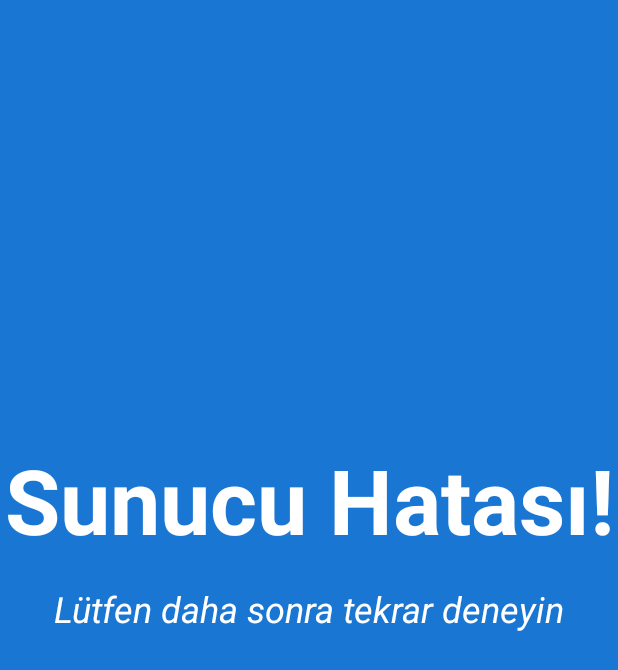
After one commit to Afkborn/AltinFiyatTakip, an Android app: the layout activity_server_error.xml on its own in the app's theme, with its tools: preview values and no code run, on a phone screen of 412 x 824 dp. The commit adds this screen. Shown: the top 670 px of the screen. Run offline under Robolectric (Android 15) with nearby library versions, the phone set to English and light mode, and no system bars; Roboto replaces fonts that are not available here.

Commit message:
Sunucuda hata olması durumunda kullanıcıya gösterilmek üzere 'ServerErrorActivity'

```diff
--- a/app/build.gradle
+++ b/app/build.gradle
@@ -54,6 +54,9 @@ dependencies {
     implementation 'org.jetbrains.kotlinx:kotlinx-coroutines-core:1.4.2'
     implementation 'org.jetbrains.kotlinx:kotlinx-coroutines-android:1.3.9'
 
+    //AAChartCore
+    implementation 'com.github.AAChartModel:AAChartCore-Kotlin:-SNAPSHOT'
+
     implementation 'androidx.core:core-ktx:1.7.0'
     implementation 'androidx.appcompat:appcompat:1.4.1'
     implementation 'com.google.android.material:material:1.5.0'
--- a/app/src/main/java/com/bilgehankalay/altinfiyattakip/Activity/SplashActivity.kt
+++ b/app/src/main/java/com/bilgehankalay/altinfiyattakip/Activity/SplashActivity.kt
@@ -2,8 +2,11 @@ package com.bilgehankalay.altinfiyattakip.Activity
 
 import android.content.Intent
 import android.os.Bundle
+import android.widget.Toast
 import androidx.appcompat.app.AppCompatActivity
 import com.bilgehankalay.altinfiyattakip.BackgroundService.MyBackgroundService
+import com.bilgehankalay.altinfiyattakip.Global.SPLASH_ACTIVITY_TIME
+import com.bilgehankalay.altinfiyattakip.Global.isServerOnline
 import com.bilgehankalay.altinfiyattakip.databinding.ActivitySplashBinding
 
 class SplashActivity : AppCompatActivity() {
@@ -20,14 +23,23 @@ class SplashActivity : AppCompatActivity() {
         //ANIMATE
         binding.apply {
             splashActivityImageViewLogo.alpha = 0f
-            splashActivityImageViewLogo.animate().setDuration(2000).alpha(1f).withEndAction{
-                val intent = Intent(this@SplashActivity,MainActivity::class.java)
+            splashActivityImageViewLogo.animate().setDuration(SPLASH_ACTIVITY_TIME).alpha(1f).withEndAction{
+                val intent : Intent
+                if (isServerOnline){
+                    intent = Intent(this@SplashActivity,MainActivity::class.java)
+                }
+                else{
+                    intent = Intent(this@SplashActivity,ServerErrorActivity::class.java)
+                }
                 startActivity(intent)
                 overridePendingTransition(android.R.anim.fade_in,android.R.anim.fade_out)
                 finish()
+
+
             }
         }
 
 
     }
+
 }
--- a/app/src/main/java/com/bilgehankalay/altinfiyattakip/DAO/AltinDAOInterface.kt
+++ b/app/src/main/java/com/bilgehankalay/altinfiyattakip/DAO/AltinDAOInterface.kt
@@ -3,6 +3,7 @@ package com.bilgehankalay.altinfiyattakip.DAO
 import com.bilgehankalay.altinfiyattakip.Response.AltinlarResponse
 import com.bilgehankalay.altinfiyattakip.Response.DegerliResponse
 import com.bilgehankalay.altinfiyattakip.Response.PostAlisSatisResponse
+import com.bilgehankalay.altinfiyattakip.Response.ServerStatusResponse
 import retrofit2.Call
 import retrofit2.http.GET
 import retrofit2.http.POST
@@ -34,6 +35,7 @@ interface AltinDAOInterface {
         @Query("all") all:Int = 1
     ) : Call<PostAlisSatisResponse>
 
-
+    @GET("/status")
+    fun getServerStatus() : Call<ServerStatusResponse>
 
 }
--- a/app/src/main/java/com/bilgehankalay/altinfiyattakip/Global/Global.kt
+++ b/app/src/main/java/com/bilgehankalay/altinfiyattakip/Global/Global.kt
@@ -2,4 +2,6 @@ package com.bilgehankalay.altinfiyattakip.Global
 
 var BG_REFRESH_TIME : Long = 3000
 var DB_REFRESH_TIME : Long = 5000
+var SPLASH_ACTIVITY_TIME : Long = 3000
 var DATE_FORMAT_PATTERN = "dd/MM/yyyy"
+var isServerOnline = false
--- a/app/src/main/java/com/bilgehankalay/altinfiyattakip/Model/Degerli.kt
+++ b/app/src/main/java/com/bilgehankalay/altinfiyattakip/Model/Degerli.kt
@@ -4,9 +4,12 @@ import androidx.room.ColumnInfo
 import androidx.room.Entity
 import androidx.room.Ignore
 import androidx.room.PrimaryKey
+import com.bilgehankalay.altinfiyattakip.Global.DATE_FORMAT_PATTERN
 import com.google.gson.annotations.Expose
 import com.google.gson.annotations.SerializedName
 import java.io.Serializable
+import java.text.SimpleDateFormat
+import java.util.*
 
 @Entity(tableName = "degerliler")
 data class Degerli(
@@ -74,6 +77,7 @@ data class Degerli(
         return ""
     }
 
+
     fun getAciklama(type : Int = 0) : String{
         val aciklamaList = aciklama.split("/")
         if (type == 0){
--- a/app/src/main/java/com/bilgehankalay/altinfiyattakip/Network/ApiUtils.kt
+++ b/app/src/main/java/com/bilgehankalay/altinfiyattakip/Network/ApiUtils.kt
@@ -10,6 +10,9 @@ class ApiUtils {
         fun altinDAOInterfaceGetir() : AltinDAOInterface{
             return RetrofitClient.getClient(BASE_URL).create(AltinDAOInterface::class.java)
         }
+        fun serverDAOInterfaceGetir() : AltinDAOInterface{
+            return  RetrofitClient.getClientServerStatus(BASE_URL).create(AltinDAOInterface::class.java)
+        }
 
     }
 }
--- /dev/null
+++ b/app/src/main/res/layout/activity_server_error.xml
@@ -0,0 +1,46 @@
+<?xml version="1.0" encoding="utf-8"?>
+<androidx.constraintlayout.widget.ConstraintLayout xmlns:android="http://schemas.android.com/apk/res/android"
+    xmlns:app="http://schemas.android.com/apk/res-auto"
+    xmlns:tools="http://schemas.android.com/tools"
+    android:layout_width="match_parent"
+    android:layout_height="match_parent"
+    android:background="@color/primaryColor"
+    tools:context=".Activity.ServerErrorActivity">
+
+    <androidx.constraintlayout.widget.ConstraintLayout
+        android:layout_width="0dp"
+        android:layout_height="wrap_content"
+        app:layout_constraintBottom_toBottomOf="parent"
+        app:layout_constraintEnd_toEndOf="parent"
+        app:layout_constraintHorizontal_bias="0.0"
+        app:layout_constraintStart_toStartOf="parent"
+        app:layout_constraintTop_toTopOf="parent"
+        app:layout_constraintVertical_bias="0.421">
+
+        <TextView
+            android:id="@+id/serverError_errorTextView"
+            android:layout_width="wrap_content"
+            android:layout_height="wrap_content"
+            android:text="@string/server_error_screen_errorText"
+            android:textAlignment="center"
+            android:textColor="#FFFFFF"
+            android:textSize="60sp"
+            android:textStyle="bold"
+            app:layout_constraintEnd_toEndOf="parent"
+            app:layout_constraintStart_toStartOf="parent"
+            app:layout_constraintTop_toTopOf="parent" />
+
+        <TextView
+            android:id="@+id/serverError_detailText"
+            android:layout_width="wrap_content"
+            android:layout_height="wrap_content"
+            android:layout_marginTop="16dp"
+            android:text="@string/server_error_screen_errorDetail"
+            android:textColor="#FFFFFF"
+            android:textSize="24sp"
+            android:textStyle="italic"
+            app:layout_constraintEnd_toEndOf="parent"
+            app:layout_constraintStart_toStartOf="parent"
+            app:layout_constraintTop_toBottomOf="@+id/serverError_errorTextView" />
+    </androidx.constraintlayout.widget.ConstraintLayout>
+</androidx.constraintlayout.widget.ConstraintLayout>
--- a/app/src/main/res/navigation/nav_graph.xml
+++ b/app/src/main/res/navigation/nav_graph.xml
@@ -64,4 +64,9 @@
             android:name="clickedDegerli"
             app:argType="com.bilgehankalay.altinfiyattakip.Model.Degerli" />
     </fragment>
+    <activity
+        android:id="@+id/serverErrorActivity"
+        android:name="com.bilgehankalay.altinfiyattakip.Activity.ServerErrorActivity"
+        android:label="activity_server_error"
+        tools:layout="@layout/activity_server_error" />
 </navigation>
--- a/app/src/main/res/values/strings.xml
+++ b/app/src/main/res/values/strings.xml
@@ -7,6 +7,10 @@
     <!-- splash screen -->
     <string name="app_name">Altin Fiyat Takip</string>
     <string name="splash_screen_logo_desc">Altın Fiyat Takip Logo</string>
+
+    <!-- server error activity-->
+    <string name="server_error_screen_errorText">Sunucu Hatası!</string>
+    <string name="server_error_screen_errorDetail">Lütfen daha sonra tekrar deneyin</string>
 
     <!-- button_nav -->
     <string name="button_nav_home">Ana Sayfa</string>
@@ -74,7 +78,4 @@
     <string name="price_not_found_possitive_button">Tamam</string>
 
 
-
-
-
 </resources>
--- a/build.gradle
+++ b/build.gradle
@@ -2,6 +2,7 @@
 buildscript {
     repositories {
         google()
+        maven { url 'https://www.jitpack.io' }
     }
     dependencies {
         def nav_version = "2.4.2"
--- a/settings.gradle
+++ b/settings.gradle
@@ -3,6 +3,7 @@ pluginManagement {
         gradlePluginPortal()
         google()
         mavenCentral()
+
     }
 }
 dependencyResolutionManagement {
@@ -10,6 +11,7 @@ dependencyResolutionManagement {
     repositories {
         google()
         mavenCentral()
+        maven { url "https://jitpack.io" }
     }
 }
 rootProject.name = "AltinFiyatTakip"
```
Also changed, not shown: app/src/main/AndroidManifest.xml (+7 -3 lines), app/src/main/java/com/bilgehankalay/altinfiyattakip/Activity/ServerErrorActivity.kt (added, +15 -0 lines), app/src/main/java/com/bilgehankalay/altinfiyattakip/BackgroundService/MyBackgroundService.kt (+26 -15 lines), app/src/main/java/com/bilgehankalay/altinfiyattakip/Fragment/Varliklarim.kt (+38 -16 lines), app/src/main/java/com/bilgehankalay/altinfiyattakip/Network/RetrofitClient.kt (+19 -0 lines), app/src/main/java/com/bilgehankalay/altinfiyattakip/Response/ServerStatusResponse.kt (added, +8 -0 lines), app/src/main/res/layout/fragment_varliklarim.xml (+27 -8 lines), 1 other file.
